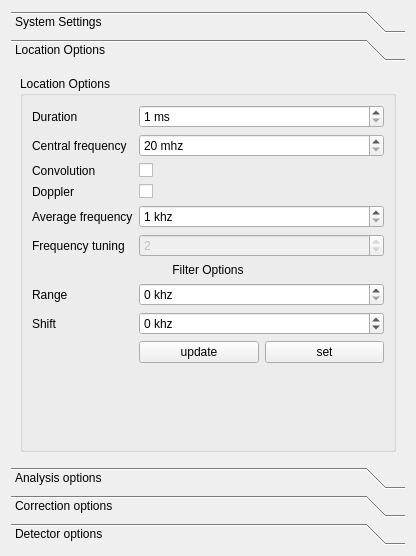
nevaeh82/arm_r, file src/view/core/Tabs/LocationSetupWidget.ui: the form before one commit.
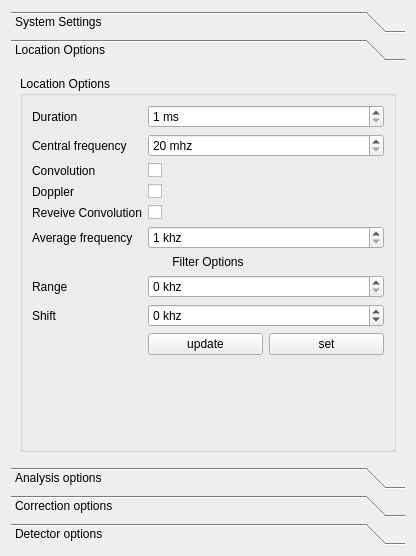
The form after the commit. The open tabs and pages were chosen to show the change.

```diff
--- a/src/view/core/Tabs/LocationSetupWidget.ui
+++ b/src/view/core/Tabs/LocationSetupWidget.ui
@@ -145,14 +145,14 @@
             </property>
            </widget>
           </item>
-          <item row="4" column="0">
+          <item row="5" column="0">
            <widget class="QLabel" name="label_5">
             <property name="text">
              <string>Average frequency</string>
             </property>
            </widget>
           </item>
-          <item row="4" column="1">
+          <item row="5" column="1">
            <widget class="QSpinBox" name="sbAverageFreq">
             <property name="suffix">
              <string> khz</string>
@@ -165,26 +165,6 @@
             </property>
            </widget>
           </item>
-          <item row="5" column="0">
-           <widget class="QLabel" name="label_6">
-            <property name="text">
-             <string>Frequency tuning</string>
-            </property>
-           </widget>
-          </item>
-          <item row="5" column="1">
-           <widget class="QSpinBox" name="sbFreqTuning">
-            <property name="enabled">
-             <bool>false</bool>
-            </property>
-            <property name="maximum">
-             <number>10000</number>
-            </property>
-            <property name="value">
-             <number>2</number>
-            </property>
-           </widget>
-          </item>
           <item row="6" column="0" colspan="2">
            <widget class="QLabel" name="label_9">
             <property name="text">
@@ -250,6 +230,20 @@
             </item>
            </layout>
           </item>
+          <item row="4" column="0">
+           <widget class="QLabel" name="label_6">
+            <property name="text">
+             <string>Reveive Convolution</string>
+            </property>
+           </widget>
+          </item>
+          <item row="4" column="1">
+           <widget class="QCheckBox" name="cbGetConvolution">
+            <property name="text">
+             <string/>
+            </property>
+           </widget>
+          </item>
          </layout>
         </widget>
        </item>
```
Left out of the diff: 2 changed lines with no effect on the pictures.
